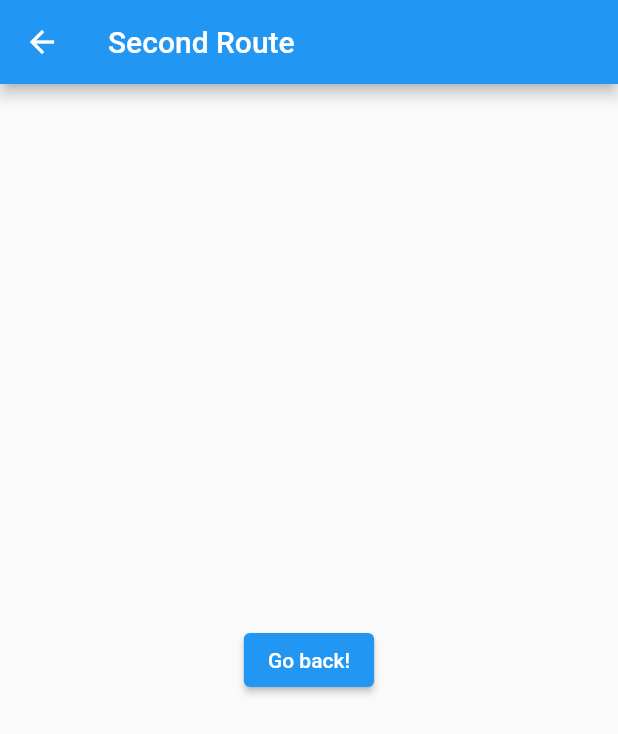
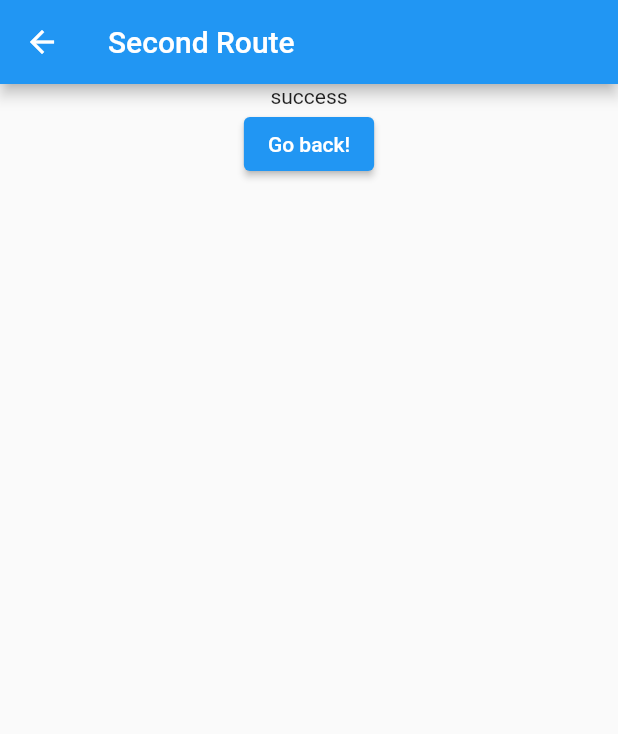
Before and after one commit to eclairsameal/FlutterLibraryManagement, a Flutter app: the screen it shows after launch, after a tap on "Login Page", on a phone screen of 412 x 824 dp. Shown: the top 734 px of the screen. Run offline on Flutter 3.47's test engine with Material 2 defaults, Android fonts, the phone set to English and light mode, and no system bars.

Commit message:
跳轉頁面時帶參數

```diff
--- /dev/null
+++ b/LibraryManagement/lib/login/CustomArgumnets.dart
@@ -0,0 +1,4 @@
+class CustomArgumnets {
+  late String content;
+  CustomArgumnets(this.content);
+}
--- a/LibraryManagement/lib/login/SecondRoute.dart
+++ b/LibraryManagement/lib/login/SecondRoute.dart
@@ -1,22 +1,30 @@
 import 'package:flutter/material.dart';
+import 'CustomArgumnets.dart';
 
 class SecondRoute extends StatelessWidget {
   const SecondRoute({super.key});
 
   @override
   Widget build(BuildContext context) {
+    final args = ModalRoute.of(context)!.settings.arguments as CustomArgumnets;
+    var content;
     return Scaffold(
       appBar: AppBar(
         title: const Text('Second Route'),
       ),
       body: Center(
-        child: ElevatedButton(
-          onPressed: () {
-            // Navigate back to first route when tapped.
-            // Navigator.pop(context);
-            Navigator.pushNamed(context, '/loginpage');
-          },
+        child: Column(
+          children: <Widget>[
+            Text(args.content),
+            ElevatedButton(
+              onPressed: () {
+                // Navigate back to first route when tapped.
+                // Navigator.pop(context);
+                Navigator.pushNamed(context, '/loginpage');
+             },
           child: const Text('Go back!'),
+        ),
+       ],
         ),
       ),
     );
--- a/LibraryManagement/lib/login/login_page.dart
+++ b/LibraryManagement/lib/login/login_page.dart
@@ -1,6 +1,6 @@
 import 'package:flutter/material.dart';
 
-import 'SecondRoute.dart';
+import 'CustomArgumnets.dart';
 
 class LoginPage extends StatelessWidget {
   const LoginPage({super.key});
@@ -19,7 +19,7 @@ class LoginPage extends StatelessWidget {
               //     context,
               //     MaterialPageRoute(builder: (context) => const SecondRoute()),
               // );
-              Navigator.pushNamed(context, '/second');
+              Navigator.pushNamed(context, '/second', arguments: CustomArgumnets('success'));
             },
           ),
         )
```
